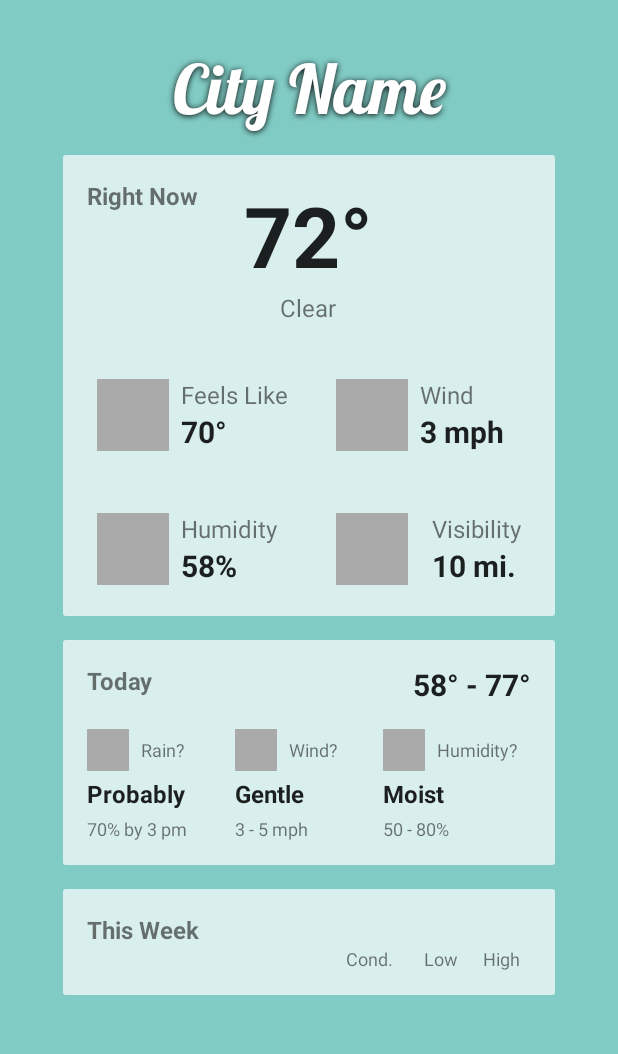
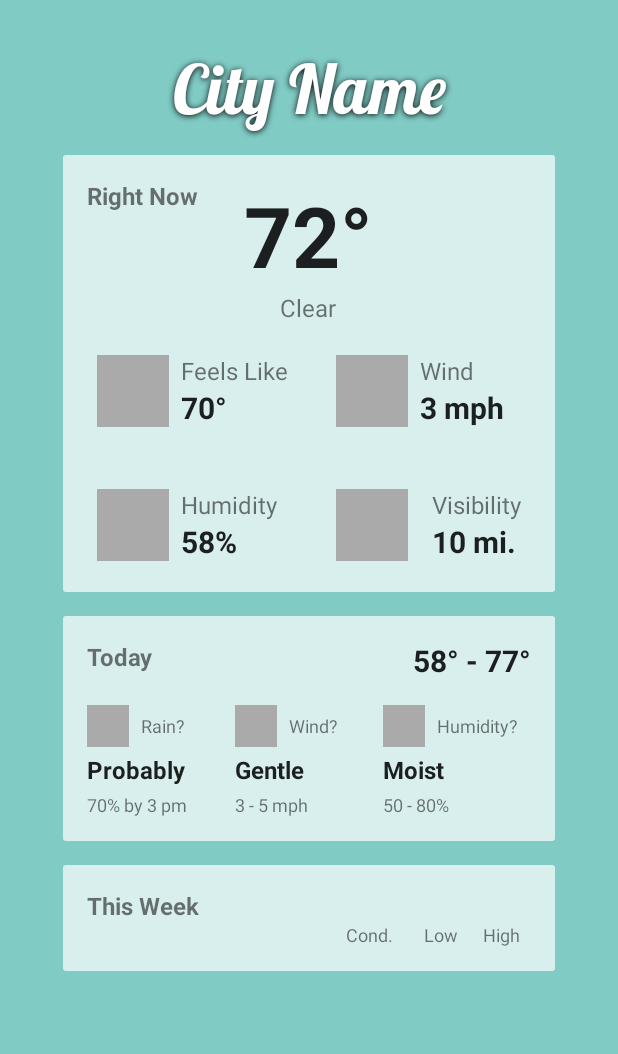
Before and after one commit to arosiclair/Weatherly, an Android app: the screen it shows after launch (MainActivity), on a phone screen of 412 x 824 dp, the part 62-1116 px from its top. Run offline under Robolectric (Android 15) with nearby library versions, the phone set to English and light mode, and no system bars.

Commit message:
Reduced padding below current conditions

```diff
--- a/app/src/main/res/layout/fragment_city.xml
+++ b/app/src/main/res/layout/fragment_city.xml
@@ -45,7 +45,10 @@
                 android:layout_width="match_parent"
                 android:layout_height="wrap_content"
                 android:orientation="horizontal"
-                android:padding="16dp">
+                android:paddingTop="16dp"
+                android:paddingLeft="16dp"
+                android:paddingRight="16dp"
+                android:paddingBottom="0dp">
 
                 <!-- Right Now Label -->
                 <TextView
```
